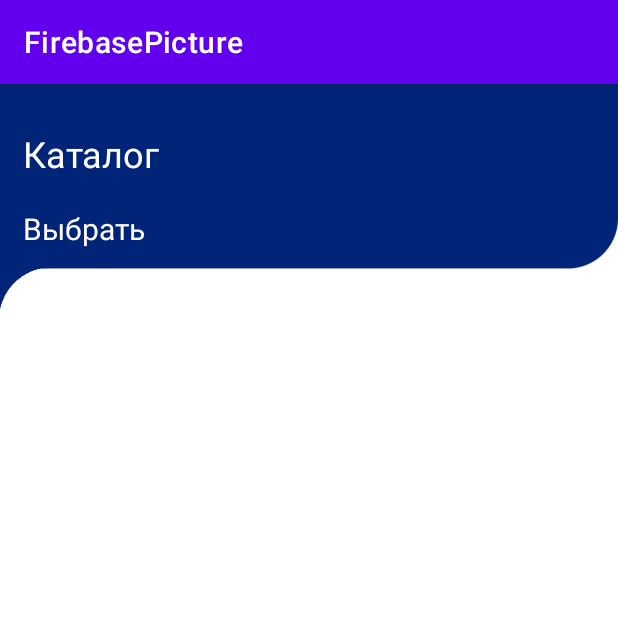
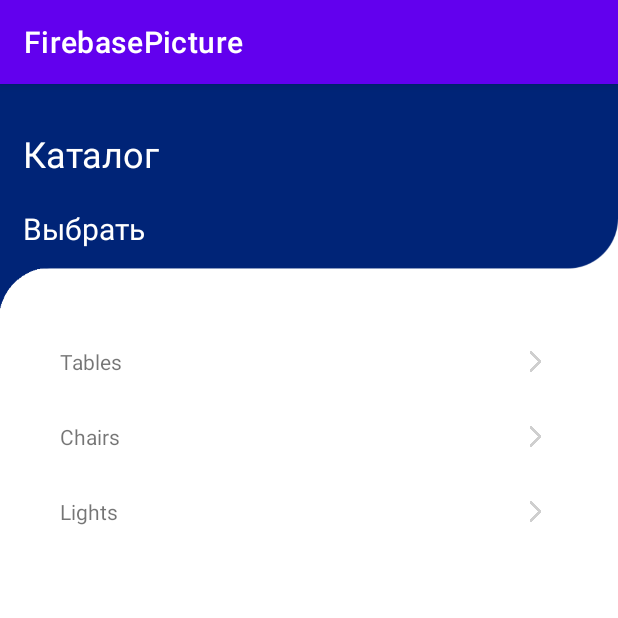
Before and after one commit to MikhailGorbach/XB, an Android app: the fragment MenuFragment shown on its own in the app's theme, on a phone screen of 412 x 824 dp, the top half of it. Run offline under Robolectric (Android 15) with nearby library versions, the phone set to English and light mode, and no system bars.

Commit message:
Change MenuFragment
Create the RecyclerView at MenuFragment and fill it values

```diff
--- a/FirebasePicture/app/src/main/java/com/example/firebasepicture/Menu/MenuFragment.java
+++ b/FirebasePicture/app/src/main/java/com/example/firebasepicture/Menu/MenuFragment.java
@@ -1,14 +1,28 @@
 package com.example.firebasepicture.Menu;
 
+import android.content.Context;
 import android.os.Bundle;
+
+import androidx.annotation.NonNull;
 import androidx.fragment.app.Fragment;
+import androidx.recyclerview.widget.LinearLayoutManager;
+import androidx.recyclerview.widget.RecyclerView;
+
 import android.view.LayoutInflater;
 import android.view.View;
 import android.view.ViewGroup;
+import android.widget.Filter;
+import android.widget.Filterable;
+import android.widget.RelativeLayout;
+import android.widget.TextView;
+
 import com.example.firebasepicture.Menu.MenuFragmentSource.FragmentForButton;
 import com.example.firebasepicture.R;
+import java.util.ArrayList;
+import java.util.List;
 
-public class MenuFragment extends Fragment {
+public class MenuFragment extends Fragment{
+    private RecyclerView listOfItemSetting;
 
     @Override
     public void onCreate(Bundle savedInstanceState) {
@@ -26,12 +40,58 @@ public class MenuFragment extends Fragment {
     }
 
     void initComponenet(View v){
+        listOfItemSetting = v.findViewById(R.id.listOfItemSetting);
 
-//        v.findViewById(R.id.imageButton).setOnClickListener(new View.OnClickListener() {
-//            @Override
-//            public void onClick(View v) {
-//                getFragmentManager().beginTransaction().replace(R.id.fragment_container, new FragmentForButton()).commit();
-//            }
-//        });
+        List<Integer> arrayList = new ArrayList<Integer>();
+        arrayList.add(R.string.InfoAtFragmentMenuTables);
+        arrayList.add(R.string.InfoAtFragmentMenuChairs);
+        arrayList.add(R.string.InfoAtFragmentMenuLights);
+        UsersAdapter adapter = new UsersAdapter(arrayList);
+
+        listOfItemSetting.setLayoutManager(new LinearLayoutManager(getContext()));
+        listOfItemSetting.setAdapter(adapter);
     }
+
+
+    public class UsersAdapter extends RecyclerView.Adapter<UsersAdapter.UsersAdapterVh>{
+        private List<Integer> userModelList;
+
+        public UsersAdapter(List<Integer> userModelList) {
+            this.userModelList = userModelList;
+        }
+
+        @Override
+        public UsersAdapter.UsersAdapterVh onCreateViewHolder(@NonNull ViewGroup parent, int viewType) {
+            return new UsersAdapterVh(LayoutInflater.from(parent.getContext()).inflate(R.layout.row_uses,null));
+        }
+
+        @Override
+        public void onBindViewHolder(@NonNull UsersAdapter.UsersAdapterVh holder, int position) {
+            holder.txtTitle.setText(userModelList.get(position));
+        }
+
+        @Override
+        public int getItemCount() {
+            return userModelList.size();
+        }
+
+        //Какая-та важная штука
+        public class UsersAdapterVh extends RecyclerView.ViewHolder {
+            public TextView txtTitle;
+            public RelativeLayout layout;
+
+            public UsersAdapterVh(@NonNull View itemView) {
+                super(itemView);
+                txtTitle = itemView.findViewById(R.id.uses_title);
+                ((RelativeLayout) itemView.findViewById(R.id.layout_title)).setOnClickListener(new View.OnClickListener() {
+                    @Override
+                    public void onClick(View view) {
+                        getFragmentManager().beginTransaction().replace(R.id.fragment_container, new FragmentForButton("name")).commit();
+                        //При нажатии на текст мы переходим на список элементов
+                    }
+                });
+            }
+        }
+    }
+
 }
--- a/FirebasePicture/app/src/main/java/com/example/firebasepicture/Menu/MenuFragmentSource/FragmentForButton.java
+++ b/FirebasePicture/app/src/main/java/com/example/firebasepicture/Menu/MenuFragmentSource/FragmentForButton.java
@@ -28,6 +28,11 @@ public class FragmentForButton extends Fragment{
     private RecyclerView recyclerView;
     private FirestoreRecyclerAdapter adapter;
     private Context context;
+    private String name;
+
+    public FragmentForButton(String name){
+        this.name = name;
+    }
 
     @Override
     public View onCreateView(LayoutInflater inflater, ViewGroup container, Bundle savedInstanceState) {
@@ -64,13 +69,13 @@ public class FragmentForButton extends Fragment{
 
              @Override
              protected void onBindViewHolder(@NonNull AdapterToCards holder, int position, @NonNull Model model) {
+
                  holder.txtTitle.setText(model.getTitle());
                  holder.txtPrice.setText(model.getPrice());
                  Glide.with(holder.img1.getContext()).load(model.getPic()).into(holder.img1);
                  holder.relativeLayout.setOnClickListener(new View.OnClickListener() {
                      @Override
                      public void onClick(View v) {
-                         Log.d("debug", "Click on card: model(name,pic,price,title) = "+((model.name == null) ?"null" : model.name)+" "+model.pic+" "+model.price+" "+model.title);
                          getFragmentManager().beginTransaction().replace(R.id.fragment_container, new FragmentForCard(model)).commit();
                      }
                  });
--- a/FirebasePicture/app/src/main/java/com/example/firebasepicture/Menu/MenuFragmentSource/FragmentForCard.java
+++ b/FirebasePicture/app/src/main/java/com/example/firebasepicture/Menu/MenuFragmentSource/FragmentForCard.java
@@ -51,7 +51,7 @@ public class FragmentForCard extends Fragment implements GetDataFromFragment{
         v.findViewById(R.id.btnBack).setOnClickListener(new View.OnClickListener() {
             @Override
             public void onClick(View v) {
-                getFragmentManager().beginTransaction().replace(R.id.fragment_container, new FragmentForButton()).commit();
+                getFragmentManager().beginTransaction().replace(R.id.fragment_container, new FragmentForButton("name")).commit();
             }
         });
         ((Button) v.findViewById(R.id.btn3D)).setOnClickListener(new View.OnClickListener() {
--- /dev/null
+++ b/FirebasePicture/app/src/main/res/drawable/background_recycler_view.xml
@@ -0,0 +1,12 @@
+<?xml version="1.0" encoding="utf-8"?>
+<selector xmlns:android="http://schemas.android.com/apk/res/android">
+    <item>
+        <shape android:shape="rectangle">
+            <corners
+                android:bottomLeftRadius="30dp"
+                android:bottomRightRadius="30dp"
+                android:topLeftRadius="30dp"
+                android:topRightRadius="30dp"/>
+        </shape>
+    </item>
+</selector>
--- a/FirebasePicture/app/src/main/res/layout/fragment_menu.xml
+++ b/FirebasePicture/app/src/main/res/layout/fragment_menu.xml
@@ -34,4 +34,15 @@
             android:textColor="#FFFFFF"
             android:textSize="20sp" />
 
+        <androidx.recyclerview.widget.RecyclerView
+            android:id="@+id/listOfItemSetting"
+            android:layout_width="match_parent"
+            android:layout_height="match_parent"
+            android:layout_below="@id/txtSettingName_2"
+            android:layout_marginLeft="20dp"
+            android:layout_marginTop="50dp"
+            android:layout_marginRight="20dp"
+            android:layout_marginBottom="70dp"
+            android:background="@drawable/background_recycler_view" />
+
 </RelativeLayout>
--- /dev/null
+++ b/FirebasePicture/app/src/main/res/layout/row_uses.xml
@@ -0,0 +1,33 @@
+<?xml version="1.0" encoding="utf-8"?>
+<RelativeLayout xmlns:android="http://schemas.android.com/apk/res/android"
+    xmlns:app="http://schemas.android.com/apk/res-auto"
+    xmlns:tools="http://schemas.android.com/tools"
+    android:id="@+id/layout_title"
+    android:layout_width="match_parent"
+    android:layout_height="match_parent"
+    android:orientation="vertical">
+
+    <TextView
+        android:id="@+id/uses_title"
+        android:layout_width="wrap_content"
+        android:layout_height="wrap_content"
+        android:layout_centerVertical="true"
+        android:layout_marginStart="20dp"
+        android:text="title"
+        android:textSize="14sp" />
+
+    <ImageView
+        android:id="@+id/imgViewNext"
+        android:layout_width="30dp"
+        android:layout_height="30dp"
+        android:layout_alignParentEnd="true"
+        android:layout_centerVertical="true"
+        android:layout_marginTop="20dp"
+        android:layout_marginRight="20dp"
+        android:scaleType="centerInside"
+        android:scaleX="-1"
+        app:srcCompat="@drawable/bbback"
+        tools:srcCompat="@drawable/bbback"
+        app:tint="#CFCFCF" />
+
+</RelativeLayout>
--- a/FirebasePicture/app/src/main/res/values/strings.xml
+++ b/FirebasePicture/app/src/main/res/values/strings.xml
@@ -1,4 +1,7 @@
 <resources>
     <string name="app_name">FirebasePicture</string>
     <string name="hello_blank_fragment">Hello blank fragment</string>
+    <string name="InfoAtFragmentMenuChairs">Chairs</string>
+    <string name="InfoAtFragmentMenuTables">Tables</string>
+    <string name="InfoAtFragmentMenuLights">Lights</string>
 </resources>
```
